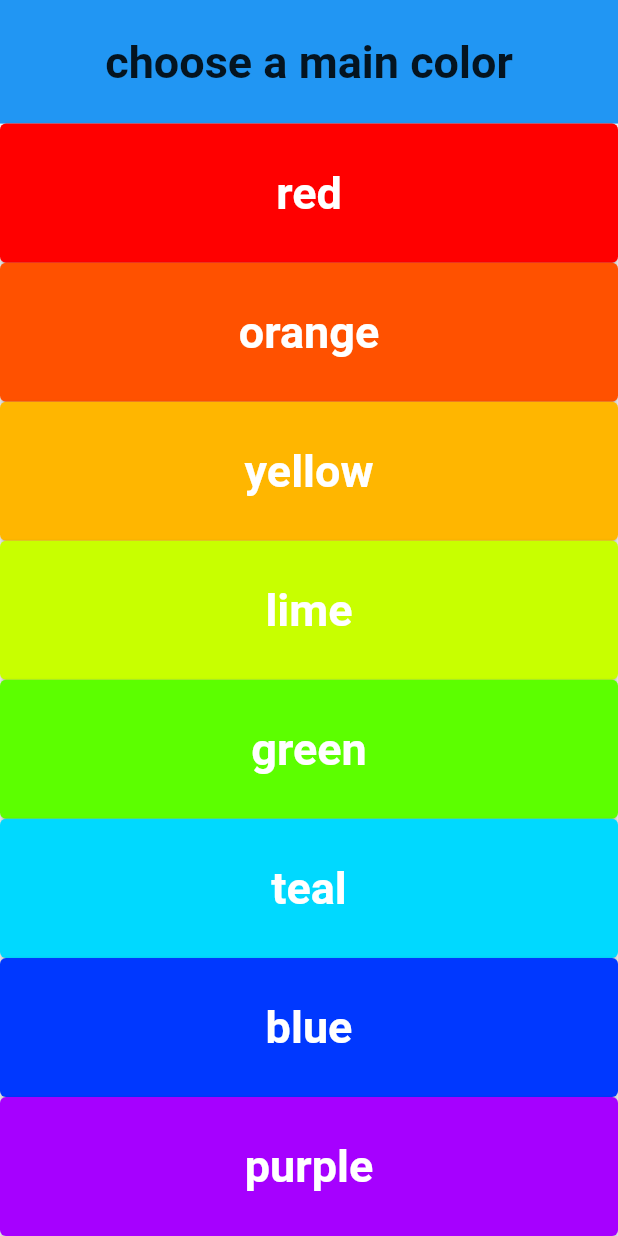
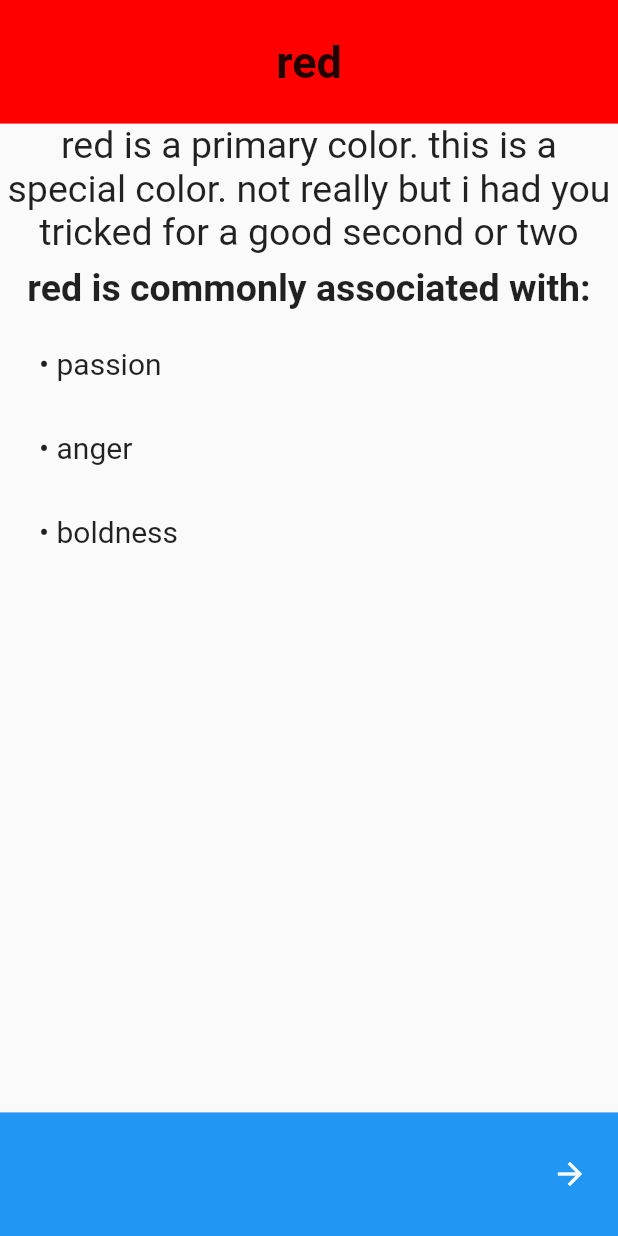
Before and after one commit to VictorTPhan/Hue_Helper, a Flutter app: the ColorChoice screen opened directly, after a tap on "red", on a phone screen of 412 x 824 dp. Run offline on Flutter 3.47's test engine with Material 2 defaults, Android fonts, the phone set to English and light mode, and no system bars; network calls fail.

Commit message:
Template screen for colorData now functional (but not complete)

```diff
--- a/lib/color_choice.dart
+++ b/lib/color_choice.dart
@@ -1,29 +1,63 @@
 import 'package:flutter/material.dart';
-
-class ColorInfo
-{
-  Color color;
-  String name;
-
-  ColorInfo(this.color, this.name);
-}
+import 'package:hue_helper/color_info.dart';
+import 'color_data.dart';
 
 class ColorChoice extends StatelessWidget {
   ColorChoice({Key? key}) : super(key: key);
 
-  final List<ColorInfo> colorList = [];
+  final List<ColorData> colorList = [];
 
   @override
   Widget build(BuildContext context) {
 
-    colorList.add(ColorInfo(Color(0xFFFF0000), 'red'));
-    colorList.add(ColorInfo(Color(0xFFFF5100), 'orange'));
-    colorList.add(ColorInfo(Color(0xFFFFB600), 'yellow'));
-    colorList.add(ColorInfo(Color(0xFFC8FF00), 'lime'));
-    colorList.add(ColorInfo(Color(0xFF5CFF00), 'green'));
-    colorList.add(ColorInfo(Color(0xFF00D9FF), 'teal'));
-    colorList.add(ColorInfo(Color(0xFF0038FF), 'blue'));
-    colorList.add(ColorInfo(Color(0xFFA600FF), 'purple'));
+    colorList.add(
+        ColorData(Color(0xFFFF0000),
+            'red',
+        colorType.primary,
+        'this is a special color. not really but i had you tricked for a good second or two',
+        ['passion','anger','boldness']));
+    colorList.add(
+        ColorData(Color(0xFFFF0000),
+            'red',
+            colorType.primary,
+            '',
+            ['lorem ipsum','lorem ipsum','lorem ipsum']));
+    colorList.add(
+        ColorData(Color(0xFFFF0000),
+            'red',
+            colorType.primary,
+            '',
+            ['lorem ipsum','lorem ipsum','lorem ipsum']));
+    colorList.add(
+        ColorData(Color(0xFFFF0000),
+            'red',
+            colorType.primary,
+            '',
+            ['lorem ipsum','lorem ipsum','lorem ipsum']));
+    colorList.add(
+        ColorData(Color(0xFFFF0000),
+            'red',
+            colorType.primary,
+            '',
+            ['lorem ipsum','lorem ipsum','lorem ipsum']));
+    colorList.add(
+        ColorData(Color(0xFFFF0000),
+            'red',
+            colorType.primary,
+            '',
+            ['lorem ipsum','lorem ipsum','lorem ipsum']));
+    colorList.add(
+        ColorData(Color(0xFFFF0000),
+            'red',
+            colorType.primary,
+            '',
+            ['lorem ipsum','lorem ipsum','lorem ipsum']));
+    colorList.add(
+        ColorData(Color(0xFFFF0000),
+            'red',
+            colorType.primary,
+            '',
+            ['lorem ipsum','lorem ipsum','lorem ipsum']));
 
     return Scaffold(
         body: Center(
@@ -65,8 +99,15 @@ class ColorChoice extends StatelessWidget {
                                           fontWeight: FontWeight.bold,
                                         ),
                                       ),
-                                      onPressed: () {
-                                      })),
+                                    onPressed: () {
+                                      Navigator.push(
+                                        context,
+                                        MaterialPageRoute(
+                                            builder: (context) =>
+                                                ColorInfo(colorData: i)),
+                                      );
+                                    }
+                                  )),
                             ),
                         ],
                       ),
--- /dev/null
+++ b/lib/color_data.dart
@@ -0,0 +1,20 @@
+import 'package:flutter/material.dart';
+
+enum colorType {primary, secondary, tertiary}
+
+class ColorData
+{
+  Color color;
+  String name;
+  colorType type;
+  String description;
+  List<String> colorDescriptors;
+
+  ColorData(
+      this.color,
+      this.name,
+      this.type,
+      this.description,
+      this.colorDescriptors
+      );
+}
--- /dev/null
+++ b/lib/color_info.dart
@@ -0,0 +1,111 @@
+import 'package:flutter/material.dart';
+import 'color_data.dart';
+
+class ColorInfo extends StatelessWidget {
+
+  const ColorInfo({Key? key, required this.colorData}) : super(key: key);
+
+  final ColorData colorData;
+
+  @override
+  Widget build(BuildContext context) {
+    return Scaffold(
+        body: Center(
+            child: Column(
+              crossAxisAlignment: CrossAxisAlignment.stretch,
+              children: [
+                Expanded(
+                    flex: 10,
+                    child: Container(
+                      color: colorData.color,
+                      alignment: Alignment.center,
+                      child: Text(
+                        colorData.name,
+                        textAlign: TextAlign.center,
+                        style: TextStyle(
+                          fontSize: 30,
+                          fontWeight: FontWeight.bold,
+                        ),
+                      ),
+                    )),
+                Expanded(
+                    flex: 80,
+                    child: Container(
+                      child: Column(
+                        children: [
+                          Text(
+                              colorData.name + ' is a ' + typeText + ' color. ' + colorData.description,
+                                  textAlign: TextAlign.center,
+                                  style: TextStyle(
+                          fontSize: 25,
+                      )
+                          ),
+                          Padding(
+                            padding: const EdgeInsets.all(8.0),
+                            child: Text(
+                                colorData.name + ' is commonly associated with:',
+                                style: TextStyle(
+                                  fontSize: 25,
+                                  fontWeight: FontWeight.bold,
+                                )
+                            ),
+                          ),
+                          Expanded(
+                            child: ListView.builder(
+                                itemCount: colorData.colorDescriptors.length,
+                                itemBuilder: (context, index)
+                                {
+                                  return ListTile(
+                                    title: Container(
+                                      margin: EdgeInsets.all(10),
+                                      child: Text("• " + colorData.colorDescriptors[index],
+                                          style: TextStyle(
+                                            fontSize: 20,
+                                          )
+                                      ),
+                                    ),
+                                  );
+                                }
+                            ),
+                          ),
+                        ],
+                      ),
+                    )),
+                Expanded(
+                  flex: 10,
+                  child: Container(
+                    color: Colors.blue,
+                    child: Row(
+                      mainAxisAlignment: MainAxisAlignment.end,
+                      crossAxisAlignment: CrossAxisAlignment.center,
+                      children: [
+                        Padding(
+                          padding: const EdgeInsets.all(8.0),
+                          child: IconButton(
+                            icon: const Icon(Icons.arrow_forward),
+                            color: Colors.white,
+                            onPressed: () {
+                            },
+                          ),
+                        ),
+                      ],
+                    ),
+                  ),
+                )
+              ],
+            )));
+  }
+
+  String get typeText {
+    switch (colorData.type){
+      case colorType.primary:
+        return 'primary';
+      case colorType.secondary:
+        return 'secondary';
+      case colorType.tertiary:
+        return 'tertiary';
+      default:
+        return 'UNKNOWN';
+    }
+  }
+}
```
